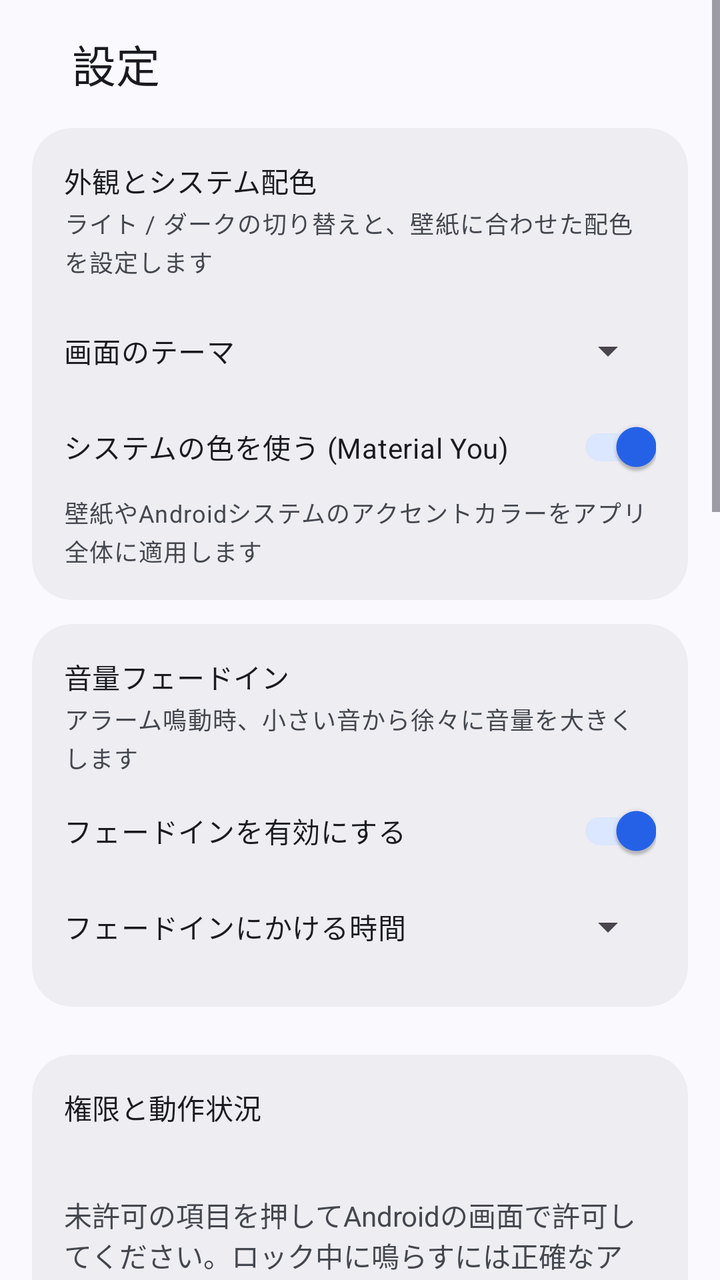
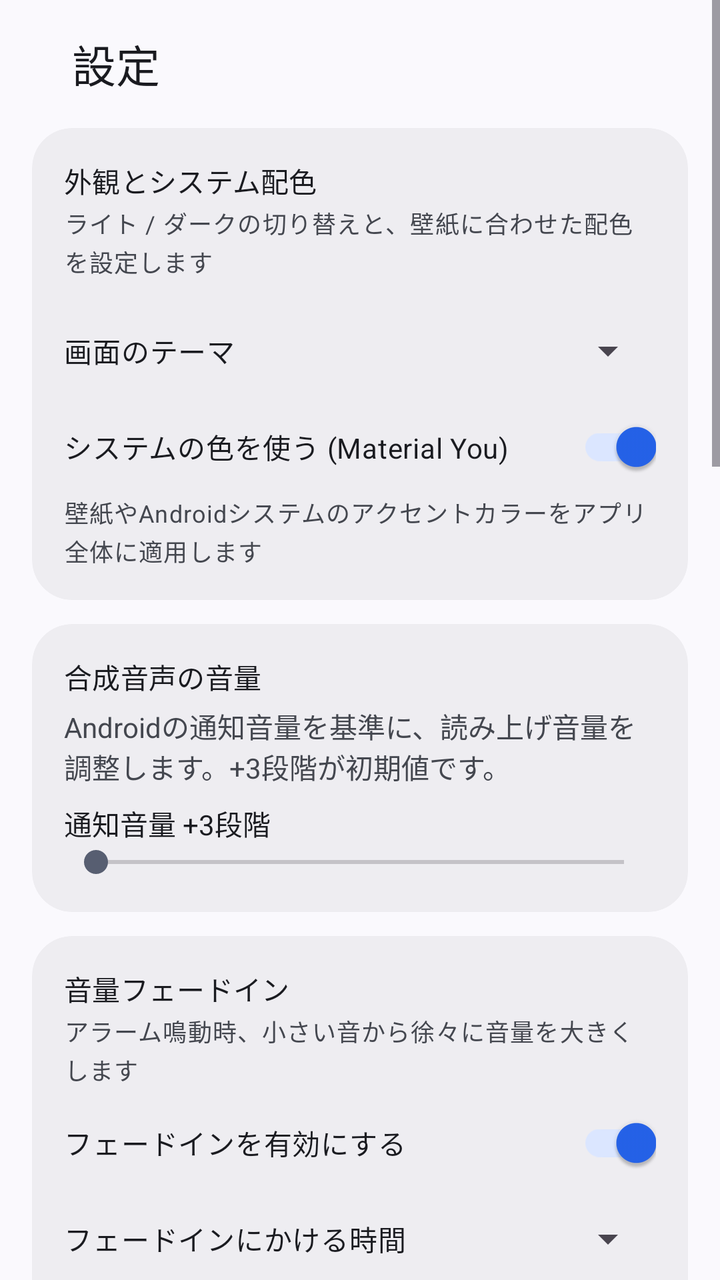

The first picture is an Android layout as it rendered before a commit; the second is the same layout after the commit. The layout source and the unified diff follow.
<!-- AndroidManifest.xml: application theme Theme.AppAlarm -->
<!-- res/layout/activity_settings.xml -->
<?xml version="1.0" encoding="utf-8"?>
<ScrollView xmlns:android="http://schemas.android.com/apk/res/android" xmlns:app="http://schemas.android.com/apk/res-auto"
    android:layout_width="match_parent"
    android:layout_height="match_parent"
    android:background="?attr/colorSurface"
    android:fitsSystemWindows="true">

    <LinearLayout
        android:layout_width="match_parent"
        android:layout_height="wrap_content"
        android:orientation="vertical"
        android:paddingStart="16dp"
        android:paddingEnd="16dp"
        android:paddingBottom="16dp">

    <LinearLayout
        android:layout_width="match_parent"
        android:layout_height="64dp"
        android:gravity="center_vertical"
        android:orientation="horizontal"
        android:paddingStart="20dp"
        android:paddingEnd="12dp">

        <TextView
            android:layout_width="0dp"
            android:layout_height="wrap_content"
            android:layout_weight="1"
            android:text="@string/settings_title"
            android:textAppearance="?attr/textAppearanceTitleLarge"
            android:textColor="?attr/colorOnSurface" />

    </LinearLayout>

        <com.google.android.material.card.MaterialCardView
            style="@style/Widget.Material3.CardView.Filled"
            android:layout_width="match_parent"
            android:layout_height="wrap_content"
            android:layout_marginBottom="12dp"
            app:cardBackgroundColor="?attr/colorSurfaceContainer"
            app:cardCornerRadius="20dp"
            app:cardElevation="0dp">

            <LinearLayout
                android:layout_width="match_parent"
                android:layout_height="wrap_content"
                android:orientation="vertical"
                android:padding="16dp">

                <TextView
                    android:layout_width="wrap_content"
                    android:layout_height="wrap_content"
                    android:text="外観とシステム配色"
                    android:textAppearance="?attr/textAppearanceTitleSmall"
                    android:textColor="?attr/colorOnSurface" />
                <TextView
                    android:layout_width="wrap_content"
                    android:layout_height="wrap_content"
                    android:layout_marginTop="2dp"
                    android:layout_marginBottom="8dp"
                    android:text="ライト / ダークの切り替えと、壁紙に合わせた配色を設定します"
                    android:textAppearance="?attr/textAppearanceBodySmall"
                    android:textColor="?attr/colorOnSurfaceVariant" />
                <LinearLayout
                    android:layout_width="match_parent"
                    android:layout_height="wrap_content"
                    android:layout_marginTop="4dp"
                    android:gravity="center_vertical"
                    android:orientation="horizontal">

                    <TextView
                        android:layout_width="0dp"
                        android:layout_height="wrap_content"
                        android:layout_weight="1"
                        android:text="画面のテーマ"
                        android:textAppearance="?attr/textAppearanceBodyMedium"
                        android:textColor="?attr/colorOnSurface" />

                    <Spinner
                        android:id="@+id/spinner_theme_mode"
                        android:layout_width="wrap_content"
                        android:layout_height="48dp" />
                </LinearLayout>
                <androidx.appcompat.widget.SwitchCompat
                    android:id="@+id/switch_dynamic_color"
                    android:layout_width="match_parent"
                    android:layout_height="wrap_content"
                    android:minHeight="48dp"
                    android:text="システムの色を使う (Material You)"
                    android:textColor="?attr/colorOnSurface"
                    android:checked="true" />
                <TextView
                    android:id="@+id/tv_dynamic_color_desc"
                    android:layout_width="wrap_content"
                    android:layout_height="wrap_content"
                    android:text="壁紙やAndroidシステムのアクセントカラーをアプリ全体に適用します"
                    android:textAppearance="?attr/textAppearanceBodySmall"
                    android:textColor="?attr/colorOnSurfaceVariant" />
            </LinearLayout>
        </com.google.android.material.card.MaterialCardView>

        <com.google.android.material.card.MaterialCardView
            style="@style/Widget.Material3.CardView.Filled"
            android:layout_width="match_parent"
            android:layout_height="wrap_content"
            android:layout_marginBottom="12dp"
            app:cardBackgroundColor="?attr/colorSurfaceContainer"
            app:cardCornerRadius="20dp"
            app:cardElevation="0dp">

            <LinearLayout
                android:layout_width="match_parent"
                android:layout_height="wrap_content"
                android:orientation="vertical"
                android:padding="16dp">

                <TextView
                    android:layout_width="wrap_content"
                    android:layout_height="wrap_content"
                    android:text="音量フェードイン"
                    android:textAppearance="?attr/textAppearanceTitleSmall"
                    android:textColor="?attr/colorOnSurface" />
                <TextView
                    android:layout_width="wrap_content"
                    android:layout_height="wrap_content"
                    android:layout_marginTop="2dp"
                    android:layout_marginBottom="4dp"
                    android:text="アラーム鳴動時、小さい音から徐々に音量を大きくします"
                    android:textAppearance="?attr/textAppearanceBodySmall"
                    android:textColor="?attr/colorOnSurfaceVariant" />
                <androidx.appcompat.widget.SwitchCompat
                    android:id="@+id/switch_fade_enabled"
                    android:layout_width="match_parent"
                    android:layout_height="wrap_content"
                    android:minHeight="48dp"
                    android:text="フェードインを有効にする"
                    android:textColor="?attr/colorOnSurface"
                    android:checked="true" />
                <LinearLayout
                    android:id="@+id/layout_fade_duration"
                    android:layout_width="match_parent"
                    android:layout_height="wrap_content"
                    android:gravity="center_vertical"
                    android:orientation="horizontal">

                    <TextView
                        android:layout_width="0dp"
                        android:layout_height="wrap_content"
                        android:layout_weight="1"
                        android:text="フェードインにかける時間"
                        android:textAppearance="?attr/textAppearanceBodyMedium"
                        android:textColor="?attr/colorOnSurface" />

                    <Spinner
                        android:id="@+id/spinner_fade_seconds"
                        android:layout_width="wrap_content"
                        android:layout_height="48dp" />
                </LinearLayout>
            </LinearLayout>
        </com.google.android.material.card.MaterialCardView>

        <com.google.android.material.card.MaterialCardView
            style="@style/Widget.Material3.CardView.Filled"
            android:layout_width="match_parent"
            android:layout_height="wrap_content"
            android:layout_marginTop="12dp"
            app:cardBackgroundColor="?attr/colorSurfaceContainer"
            app:cardCornerRadius="20dp"
            app:cardElevation="0dp">
            <LinearLayout android:layout_width="match_parent" android:layout_height="wrap_content" android:orientation="vertical" android:padding="16dp">
                <TextView android:layout_width="wrap_content" android:layout_height="wrap_content" android:text="権限と動作状況" android:textAppearance="?attr/textAppearanceTitleSmall" android:textColor="?attr/colorOnSurface" />
                <TextView android:id="@+id/tv_permission_status" android:layout_width="match_parent" android:layout_height="wrap_content" android:layout_marginTop="6dp" android:textColor="?attr/colorOnSurfaceVariant" />
                <TextView android:layout_width="match_parent" android:layout_height="wrap_content" android:layout_marginTop="8dp" android:text="未許可の項目を押してAndroidの画面で許可してください。ロック中に鳴らすには正確なアラーム・通知・全画面表示を許可します。「他のアプリの上に表示」はアラームには不要です。" android:textColor="?attr/colorOnSurfaceVariant" />
                <Button android:id="@+id/btn_perm_exact" style="@style/Widget.Material3.Button.OutlinedButton" android:layout_width="match_parent" android:layout_height="wrap_content" android:layout_marginTop="8dp" android:text="正確なアラームを許可" />
                <Button android:id="@+id/btn_perm_notification" style="@style/Widget.Material3.Button.OutlinedButton" android:layout_width="match_parent" android:layout_height="wrap_content" android:text="通知を許可" />
                <Button android:id="@+id/btn_perm_fullscreen" style="@style/Widget.Material3.Button.OutlinedButton" android:layout_width="match_parent" android:layout_height="wrap_content" android:text="ロック画面に表示（全画面通知）を許可" />
                <Button android:id="@+id/btn_perm_calendar" style="@style/Widget.Material3.Button.OutlinedButton" android:layout_width="match_parent" android:layout_height="wrap_content" android:text="カレンダーを許可" />
                <Button android:id="@+id/btn_perm_battery" style="@style/Widget.Material3.Button.OutlinedButton" android:layout_width="match_parent" android:layout_height="wrap_content" android:text="電池の最適化を設定" />
                <Button android:id="@+id/btn_permission_check" style="@style/Widget.Material3.Button.OutlinedButton" android:layout_width="match_parent" android:layout_height="wrap_content" android:layout_marginTop="8dp" android:text="権限・省電力設定を確認" />
            </LinearLayout>
        </com.google.android.material.card.MaterialCardView>

        <com.google.android.material.card.MaterialCardView
            style="@style/Widget.Material3.CardView.Filled"
            android:layout_width="match_parent"
            android:layout_height="wrap_content"
            android:layout_marginBottom="12dp"
            app:cardBackgroundColor="?attr/colorSurfaceContainer"
            app:cardCornerRadius="20dp"
            app:cardElevation="0dp">

            <LinearLayout
                android:layout_width="match_parent"
                android:layout_height="wrap_content"
                android:orientation="vertical"
                android:padding="16dp">

                <TextView
                    android:layout_width="wrap_content"
                    android:layout_height="wrap_content"
                    android:text="履歴と統計"
                    android:textAppearance="?attr/textAppearanceTitleSmall"
                    android:textColor="?attr/colorOnSurface" />
                <TextView
                    android:layout_width="wrap_content"
                    android:layout_height="wrap_content"
                    android:layout_marginTop="2dp"
                    android:layout_marginBottom="4dp"
                    android:text="「停止」「スヌーズ」の履歴を記録し、二度寝傾向を分析します"
                    android:textAppearance="?attr/textAppearanceBodySmall"
                    android:textColor="?attr/colorOnSurfaceVariant" />
                <androidx.appcompat.widget.SwitchCompat
                    android:id="@+id/switch_history_enabled"
                    android:layout_width="match_parent"
                    android:layout_height="wrap_content"
                    android:minHeight="48dp"
                    android:text="履歴を保存する"
                    android:textColor="?attr/colorOnSurface"
                    android:checked="true" />
                <Button
                    android:id="@+id/btn_open_history"
                    style="@style/Widget.Material3.Button.OutlinedButton"
                    android:layout_width="match_parent"
                    android:layout_height="wrap_content"
                    android:layout_marginTop="8dp"
                    android:text="履歴・統計を確認する"
                    android:textColor="?attr/colorPrimary" />
            </LinearLayout>
        </com.google.android.material.card.MaterialCardView>

        <com.google.android.material.card.MaterialCardView
            style="@style/Widget.Material3.CardView.Filled"
            android:layout_width="match_parent"
            android:layout_height="wrap_content"
            android:layout_marginBottom="12dp"
            app:cardBackgroundColor="?attr/colorSurfaceContainer"
            app:cardCornerRadius="20dp"
            app:cardElevation="0dp">

            <LinearLayout
                android:layout_width="match_parent"
                android:layout_height="wrap_content"
                android:orientation="vertical"
                android:padding="16dp">

                <TextView
                    android:layout_width="wrap_content"
                    android:layout_height="wrap_content"
                    android:text="再通知 (スヌーズ)"
                    android:textAppearance="?attr/textAppearanceTitleSmall"
                    android:textColor="?attr/colorOnSurface" />
                <LinearLayout
                    android:layout_width="match_parent"
                    android:layout_height="wrap_content"
                    android:layout_marginTop="4dp"
                    android:gravity="center_vertical"
                    android:orientation="horizontal">

                    <TextView
                        android:layout_width="0dp"
                        android:layout_height="wrap_content"
                        android:layout_weight="1"
                        android:text="再通知までの時間"
                        android:textAppearance="?attr/textAppearanceBodyMedium"
                        android:textColor="?attr/colorOnSurface" />

                    <Spinner
                        android:id="@+id/spinner_snooze_minutes"
                        android:layout_width="wrap_content"
                        android:layout_height="48dp" />
                </LinearLayout>
                <LinearLayout
                    android:layout_width="match_parent"
                    android:layout_height="wrap_content"
                    android:layout_marginTop="4dp"
                    android:gravity="center_vertical"
                    android:orientation="horizontal">

                    <TextView
                        android:layout_width="0dp"
                        android:layout_height="wrap_content"
                        android:layout_weight="1"
                        android:text="再通知の上限回数"
                        android:textAppearance="?attr/textAppearanceBodyMedium"
                        android:textColor="?attr/colorOnSurface" />

                    <Spinner
                        android:id="@+id/spinner_max_snooze"
                        android:layout_width="wrap_content"
                        android:layout_height="48dp" />
                </LinearLayout>
            </LinearLayout>
        </com.google.android.material.card.MaterialCardView>

        <com.google.android.material.card.MaterialCardView
            style="@style/Widget.Material3.CardView.Filled"
            android:layout_width="match_parent"
            android:layout_height="wrap_content"
            android:layout_marginBottom="0dp"
            app:cardBackgroundColor="?attr/colorSurfaceContainer"
            app:cardCornerRadius="20dp"
            app:cardElevation="0dp">

            <LinearLayout
                android:layout_width="match_parent"
                android:layout_height="wrap_content"
                android:orientation="vertical"
                android:padding="16dp">

                <TextView
                    android:layout_width="wrap_content"
                    android:layout_height="wrap_content"
                    android:text="バックアップと復元"
                    android:textAppearance="?attr/textAppearanceTitleSmall"
                    android:textColor="?attr/colorOnSurface" />
                <TextView
                    android:layout_width="wrap_content"
                    android:layout_height="wrap_content"
                    android:layout_marginTop="2dp"
                    android:layout_marginBottom="4dp"
                    android:text="Androidの保存先からGoogle Drive等を選び、設定を保存・復元できます"
                    android:textAppearance="?attr/textAppearanceBodySmall"
                    android:textColor="?attr/colorOnSurfaceVariant" />
                <LinearLayout
                    android:layout_width="match_parent"
                    android:layout_height="wrap_content"
                    android:orientation="horizontal">

                <Button
                    android:id="@+id/btn_export_backup"
                    style="@style/Widget.Material3.Button.OutlinedButton"
                    android:layout_width="0dp"
                    android:layout_weight="1"
                    android:layout_height="wrap_content"
                    android:layout_marginEnd="6dp"
                    android:text="書き出し"
                    android:textColor="?attr/colorPrimary" />
                <Button
                    android:id="@+id/btn_import_backup"
                    style="@style/Widget.Material3.Button.OutlinedButton"
                    android:layout_width="0dp"
                    android:layout_weight="1"
                    android:layout_height="wrap_content"
                    android:layout_marginStart="6dp"
                    android:text="復元"
                    android:textColor="?attr/colorPrimary" />
                </LinearLayout>
                <TextView
                    android:id="@+id/tv_backup_last"
                    android:layout_width="match_parent"
                    android:layout_height="wrap_content"
                    android:layout_marginTop="8dp"
                    android:text="前回のバックアップ: まだありません"
                    android:textAppearance="?attr/textAppearanceBodyMedium"
                    android:textColor="?attr/colorOnSurface" />
            </LinearLayout>
        </com.google.android.material.card.MaterialCardView>

    </LinearLayout>
</ScrollView>
<!-- resources referenced by this layout -->
<resources>
  <string name="settings_title">設定</string>
  <style name="Theme.AppAlarm" parent="Theme.Material3.DayNight.NoActionBar">
          <item name="colorPrimary">#2563EB</item>
          <item name="colorOnPrimary">#FFFFFF</item>
          <item name="colorPrimaryContainer">#DBE6FF</item>
          <item name="colorOnPrimaryContainer">#001A41</item>
          <item name="colorSecondary">#575E71</item>
          <item name="colorOnSecondary">#FFFFFF</item>
          <item name="colorSecondaryContainer">#DBE2F9</item>
          <item name="colorOnSecondaryContainer">#141B2C</item>
          <item name="android:colorBackground">#FAF9FD</item>
          <item name="colorSurface">#FAF9FD</item>
          <item name="colorOnSurface">#1A1B20</item>
          <item name="colorSurfaceVariant">#E1E2EC</item>
          <item name="colorOnSurfaceVariant">#44474F</item>
          <item name="colorSurfaceContainerLowest">#FFFFFF</item>
          <item name="colorSurfaceContainerLow">#F4F3F7</item>
          <item name="colorSurfaceContainer">#EEEDF1</item>
          <item name="colorSurfaceContainerHigh">#E8E7EB</item>
          <item name="colorSurfaceContainerHighest">#E3E2E6</item>
          <item name="colorOutline">#74777F</item>
          <item name="colorOutlineVariant">#C4C6D0</item>
          <item name="colorError">#BA1A1A</item>
          <item name="colorOnError">#FFFFFF</item>
          <item name="android:statusBarColor">?attr/colorSurface</item>
          <item name="android:navigationBarColor">?attr/colorSurface</item>
          <item name="android:windowLightStatusBar">true</item>
          <item name="android:windowLightNavigationBar">true</item>
      </style>
</resources>

<!-- the commit's change to res/layout/activity_settings.xml (unified diff, before → after) -->
@@ -95,6 +95,22 @@
                     android:text="壁紙やAndroidシステムのアクセントカラーをアプリ全体に適用します"
                     android:textAppearance="?attr/textAppearanceBodySmall"
                     android:textColor="?attr/colorOnSurfaceVariant" />
+            </LinearLayout>
+        </com.google.android.material.card.MaterialCardView>
+
+        <com.google.android.material.card.MaterialCardView
+            style="@style/Widget.Material3.CardView.Filled"
+            android:layout_width="match_parent"
+            android:layout_height="wrap_content"
+            android:layout_marginBottom="12dp"
+            app:cardBackgroundColor="?attr/colorSurfaceContainer"
+            app:cardCornerRadius="20dp"
+            app:cardElevation="0dp">
+            <LinearLayout android:layout_width="match_parent" android:layout_height="wrap_content" android:orientation="vertical" android:padding="16dp">
+                <TextView android:layout_width="match_parent" android:layout_height="wrap_content" android:text="合成音声の音量" android:textAppearance="?attr/textAppearanceTitleSmall" android:textColor="?attr/colorOnSurface" />
+                <TextView android:layout_width="match_parent" android:layout_height="wrap_content" android:layout_marginTop="4dp" android:text="Androidの通知音量を基準に、読み上げ音量を調整します。+3段階が初期値です。" android:textColor="?attr/colorOnSurfaceVariant" />
+                <TextView android:id="@+id/tv_tts_volume_offset" android:layout_width="match_parent" android:layout_height="wrap_content" android:layout_marginTop="8dp" android:text="通知音量 +3段階" android:textColor="?attr/colorOnSurface" />
+                <SeekBar android:id="@+id/seek_tts_volume_offset" android:layout_width="match_parent" android:layout_height="wrap_content" android:max="10" />
             </LinearLayout>
         </com.google.android.material.card.MaterialCardView>
 
